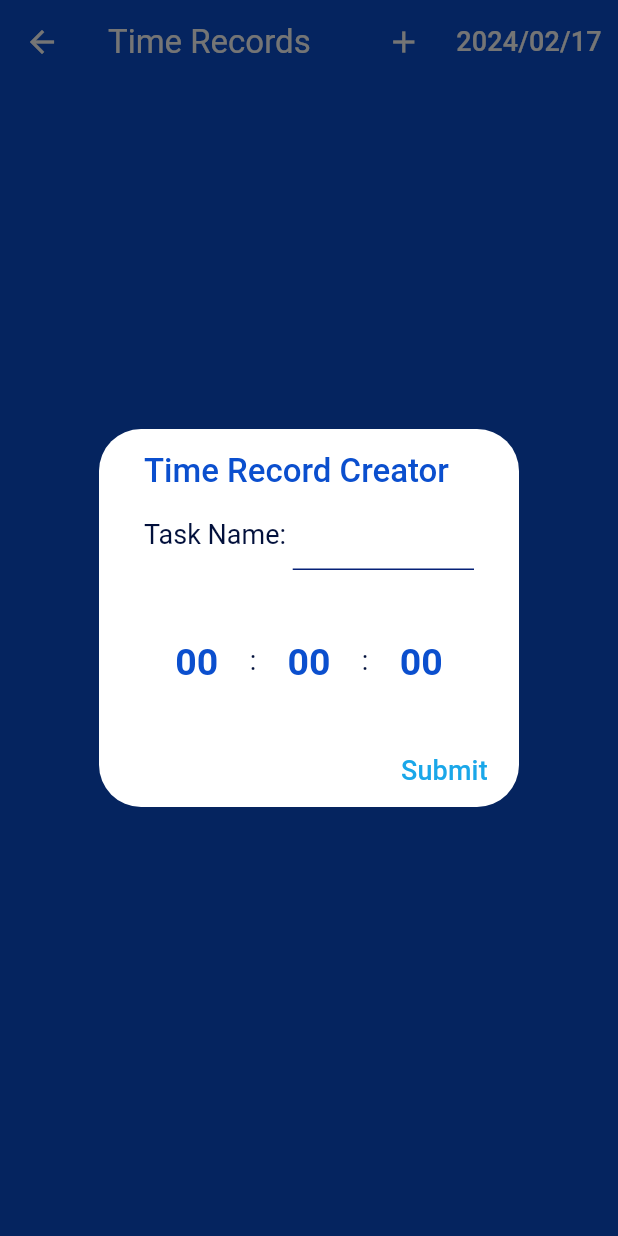
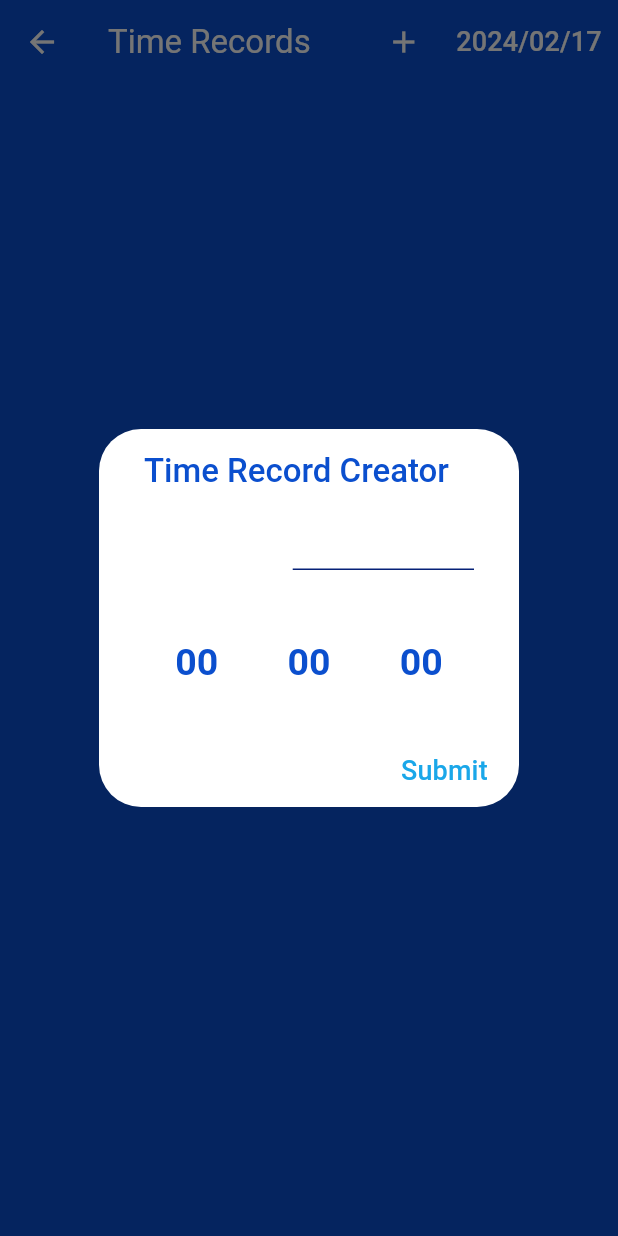
Before and after one commit to VFMiracle/Projeto-App-v0.3, a Flutter app: the TimeRecordPanelView screen opened directly, after a tap on the "add" icon, on a phone screen of 412 x 824 dp. Run offline on Flutter 3.47's test engine with Material 3 defaults, Android fonts, the light colour scheme and no system bars; drawn by our look-alikes of numberpicker; our stand-ins replace flutter_local_notifications, sqflite; accounts and stored records are empty.

Commit message:
Theme Widget para Dialogs Desfeito
A sua parte dialogTheme foi passada para o Main Theme e todas as suas instâncias foram apagadas.

```diff
--- a/lib/themes/main_dialog_theme.dart
+++ b/lib/themes/main_dialog_theme.dart
@@ -3,25 +3,18 @@ import 'package:flutter/material.dart';
 //INFO: This Theme should be applied on all Dialog's, except Date Picker Dialogs
 abstract class MainDialogTheme{
 
-  static ThemeData build(BuildContext context){
-    ThemeData enclosingTheme = Theme.of(context);
-    return ThemeData(
-      colorScheme: enclosingTheme.colorScheme.copyWith(
-        onSurface: Colors.black,
-      ),
-      dialogTheme: DialogTheme(
+  static DialogTheme build(Color contentColor, Color titleColor){
+    return DialogTheme(
       backgroundColor: Colors.white,
       contentTextStyle: TextStyle(
-          color: enclosingTheme.colorScheme.primaryContainer,
+        color: contentColor,
         fontSize: 18,
       ),
       titleTextStyle: TextStyle(
-          color: enclosingTheme.colorScheme.primary,
+        color: titleColor,
         fontSize: 22,
         fontWeight: FontWeight.w500,
       ),
-      ),
-      textTheme: enclosingTheme.textTheme
     );
   }
 }
--- a/lib/themes/main_theme.dart
+++ b/lib/themes/main_theme.dart
@@ -1,4 +1,5 @@
 import 'package:flutter/material.dart';
+import 'package:projeto_time_counter/themes/main_dialog_theme.dart';
 
 abstract class MainTheme{
 
@@ -52,6 +53,7 @@ abstract class MainTheme{
           return confirmColor;
         }),
       ),
+      dialogTheme: MainDialogTheme.build(Colors.white, primaryColor),
       dividerTheme: DividerThemeData(
         color: structureColor,
         space: 0,
--- a/lib/views/widgets/reusable/time_editor_view.dart
+++ b/lib/views/widgets/reusable/time_editor_view.dart
@@ -4,7 +4,6 @@ import 'package:projeto_time_counter/enums/time_unit.dart';
 import 'package:projeto_time_counter/exception/time_editor/no_text_field_text_exception.dart';
 import 'package:projeto_time_counter/exception/time_editor/time_value_is_zero_exception.dart';
 import 'package:projeto_time_counter/models/widgets/reusable/time_editor_model.dart';
-import 'package:projeto_time_counter/themes/main_dialog_theme.dart';
 import 'package:projeto_time_counter/views/widgets/reusable/exception_dialog_view.dart';
 import 'package:provider/provider.dart';
 
@@ -23,11 +22,8 @@ class TimeEditorView extends StatefulWidget{
 class TimeEditorViewState extends State<TimeEditorView>{
 
   @override
-  Theme build(BuildContext context){
-    return Theme(
-      data: MainDialogTheme.build(context),
-      child: Builder(
-        builder: (BuildContext context) => AlertDialog(
+  AlertDialog build(BuildContext context){
+    return AlertDialog(
       actions: [
         TextButton(
           onPressed: () => _submitEditor(context),
@@ -44,8 +40,6 @@ class TimeEditorViewState extends State<TimeEditorView>{
         widget._title,
       ),
       titlePadding: const EdgeInsets.fromLTRB(30, 15, 30, 5),
-        )
-      ),
     );
   }
 
--- a/project_notes/A Fazer.txt
+++ b/project_notes/A Fazer.txt
@@ -2,5 +2,7 @@ THINGS TO DO:
 	- Fix the white underline that appears under the text of the Text Fields for the Cronometer and Cronometer Panel's Dialog.
 		- Figure out what exact configurantion causes the difference in styling between the Cronometer Panel's Dialog and the Time Record Panel's Dialog. This difference still happens when the Dialog Theme is removed.
 		- Turn the Main Dialog Theme into it's own Theme Widget.
-			*- Determine which of the Project's Dialogs needs to be wrapped with this Theme.
+			- Determine which of the Project's Dialogs needs to be wrapped with this Theme.
+		*- Modify the Project's Styling considering the Color used for onSurface on the Main Theme is the Color used for the Auto Correct Underline throughout the Project.
+	- Fix the coloration of the Date Picker's writable Date section so it's Text Field is actually visable.
 	- Add a Search Bar to the Cronometer Panel.
```
Also changed, not shown: lib/views/routes/cronometer_panel_view.dart (+2 -8 lines), lib/views/routes/cronometer_view.dart (+2 -6 lines), lib/views/widgets/reusable/deletion_dialog_view.dart (+2 -6 lines), lib/views/widgets/reusable/exception_dialog_view.dart (+2 -6 lines). Lines whose indentation alone changed are shown as unchanged.
